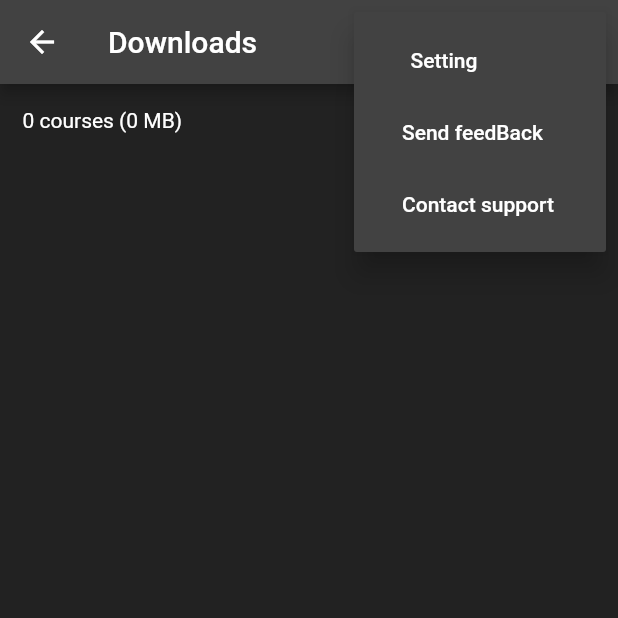
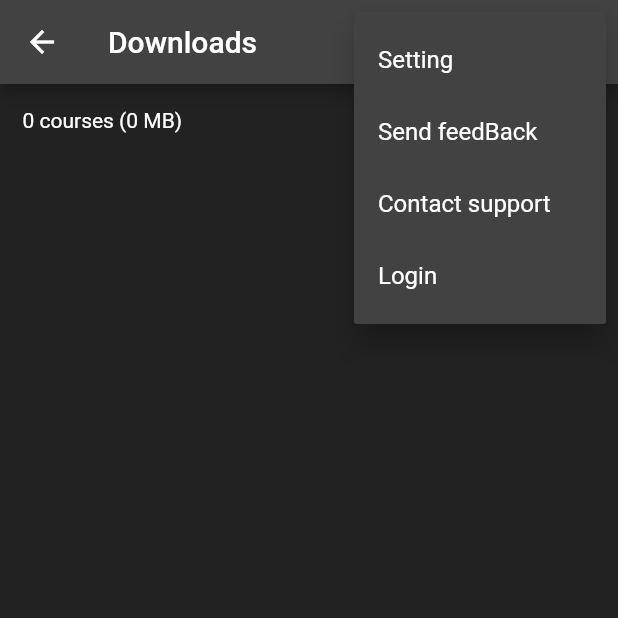
Before and after one commit to 1712901/Pluralsight, a Flutter app: the DownLoadsPage screen opened directly, after a tap on the "more vert" icon, on a phone screen of 412 x 824 dp, the top half of it. Run offline on Flutter 3.47's test engine with Material 2 defaults, Android fonts, the phone set to English and light mode, and no system bars; our stand-ins replace extended_nested_scroll_view, flutter_rating_bar; missing offline and left inert: android_intent, custom_navigator, intent.

Commit message:
Tạo offline cho Profile

```diff
--- a/lib/Components/AppBar.dart
+++ b/lib/Components/AppBar.dart
@@ -1,6 +1,12 @@
+import 'package:Pluralsight/Page/Account/SignIn.dart';
+import 'package:Pluralsight/models/User.dart';
 import 'package:flutter/material.dart';
+import 'package:Pluralsight/Page/Account/Profile.Dart';
+import 'package:provider/provider.dart';
 
-Widget myAppbar({title}) {
+Widget myAppbar({title, BuildContext context}) {
+  bool isLogin = Provider.of<User>(context, listen: true).isAuthorization;
+  print(isLogin);
   return AppBar(
     backgroundColor: Colors.grey[800],
     title: Text(title),
@@ -21,14 +27,56 @@ Widget myAppbar({title}) {
         ),
       ),
       PopupMenuButton(
-        color: Colors.grey[800],
-        itemBuilder: (BuildContext context) {
-        return <PopupMenuEntry<FlatButton>>[
-          PopupMenuItem(child: FlatButton(onPressed: (){}, child: Text('Setting',style: TextStyle(color: Colors.white),))),
-          PopupMenuItem(child: FlatButton(onPressed: (){}, child: Text('Send feedBack',style: TextStyle(color: Colors.white),))),
-          PopupMenuItem(child: FlatButton(onPressed: (){}, child: Text('Contact support',style: TextStyle(color: Colors.white),))),
-        ];
-      })
+        captureInheritedThemes:false,
+          color: Colors.grey[800],
+          onSelected: (value) {
+            switch (value) {
+              case 0:
+                break;
+              case 1:
+                break;
+              case 2:
+                break;
+              case 3:
+                if (isLogin) {
+                  Navigator.push(context,
+                      MaterialPageRoute(builder: (context) => ProfilePage()));
+                } else {
+                  Navigator.of(context, rootNavigator: true)
+                      .push(MaterialPageRoute(builder: (context) => SignIn()));
+                }
+                break;
+              default:
+            }
+          },
+          itemBuilder: (BuildContext context) {
+            return <PopupMenuEntry<int>>[
+              PopupMenuItem(
+                  value: 0,
+                  child: Text(
+                    'Setting',
+                    style: TextStyle(color: Colors.white),
+                  )),
+              PopupMenuItem(
+                  value: 1,
+                  child: Text(
+                    'Send feedBack',
+                    style: TextStyle(color: Colors.white),
+                  )),
+              PopupMenuItem(
+                  value: 2,
+                  child: Text(
+                    'Contact support',
+                    style: TextStyle(color: Colors.white),
+                  )),
+              PopupMenuItem(
+                  value: 3,
+                  child: Text(
+                    isLogin ? 'Profile' : 'Login',
+                    style: TextStyle(color: Colors.white),
+                  )),
+            ];
+          })
     ],
   );
 }
--- a/lib/Page/BrowsePage.dart
+++ b/lib/Page/BrowsePage.dart
@@ -51,7 +51,7 @@ class BrowsePase extends StatelessWidget {
   Widget build(BuildContext context) {
     return Scaffold(
       backgroundColor: Colors.black87,
-      appBar: myAppbar(title: 'Browse'),
+      appBar: myAppbar(title: 'Browse',context: context),
       body: SingleChildScrollView(
         child: Padding(
           padding: const EdgeInsets.all(8.0),
--- a/lib/Page/DowloadPage.dart
+++ b/lib/Page/DowloadPage.dart
@@ -14,7 +14,7 @@ class _DownLoadsPageState extends State<DownLoadsPage> {
   Widget build(BuildContext context) {
     return Scaffold(
       backgroundColor: Colors.black87,
-      appBar: myAppbar(title: "Downloads"),
+      appBar: myAppbar(title: "Downloads",context: context),
       body: Padding(
           padding: const EdgeInsets.symmetric(horizontal: 10),
           child: Consumer<DownloadModel>(builder: (context, provider, _) {
```
Also changed, not shown: lib/Page/Account/Profile.Dart (added, +120 -0 lines), lib/Page/Account/SignIn.dart (+11 -13 lines), lib/Page/HomePage.dart (+23 -6 lines), lib/models/User.dart (+12 -1 lines).
